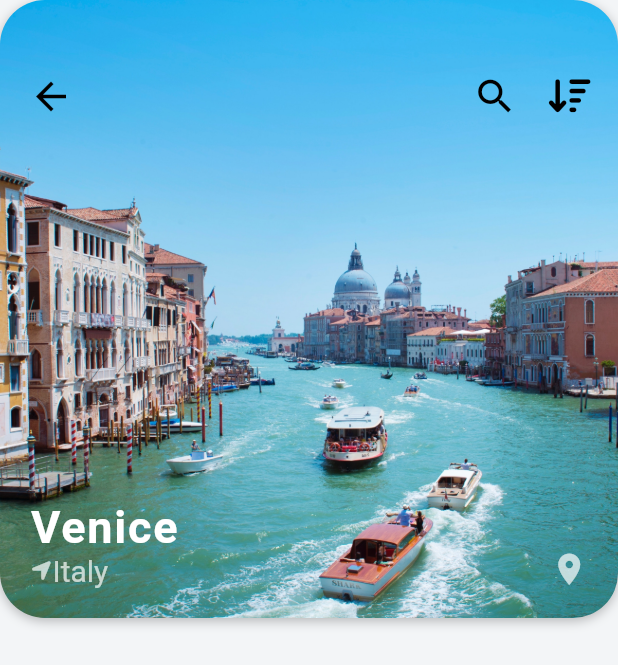
After one commit to theJohnCode/flutter_travel_ui, a Flutter app: the screen it shows after launch, after a tap on an icon or button, on a phone screen of 412 x 824 dp. The commit adds this screen. Shown: the top 665 px of the screen. Run offline on Flutter 3.47's test engine with Material 2 defaults, Android fonts, the phone set to English and light mode, and no system bars; our stand-ins replace font_awesome_flutter; network calls fail.

Commit message:
finished the destination screen image stack

```diff
--- /dev/null
+++ b/lib/screens/destination_screen.dart
@@ -0,0 +1,136 @@
+import 'package:flutter/material.dart';
+import 'package:font_awesome_flutter/font_awesome_flutter.dart';
+import 'package:travel_ui_app/models/destination_model.dart';
+
+class DestinationScreen extends StatefulWidget {
+  final Destination destination;
+  DestinationScreen({required this.destination});
+
+  @override
+  State<DestinationScreen> createState() => _DestinationScreenState();
+}
+
+class _DestinationScreenState extends State<DestinationScreen> {
+  @override
+  Widget build(BuildContext context) {
+    return Scaffold(
+      body: Column(
+        children: [
+          Stack(
+            children: [
+              Container(
+                height: MediaQuery.of(context).size.width,
+                decoration: BoxDecoration(
+                  borderRadius: BorderRadius.circular(30),
+                  boxShadow: [
+                    BoxShadow(
+                        color: Colors.black26,
+                        offset: Offset(0, 2),
+                        blurRadius: 6)
+                  ],
+                ),
+                child: Hero(
+                  tag: widget.destination.imageUrl,
+                  child: ClipRRect(
+                    borderRadius: BorderRadius.circular(30),
+                    child: Image(
+                      image: AssetImage(widget.destination.imageUrl),
+                      fit: BoxFit.cover,
+                    ),
+                  ),
+                ),
+              ),
+              Padding(
+                padding: EdgeInsets.symmetric(horizontal: 10, vertical: 40),
+                child: Row(
+                  mainAxisAlignment: MainAxisAlignment.spaceBetween,
+                  children: [
+                    IconButton(
+                      onPressed: () {
+                        Navigator.of(context).pop();
+                      },
+                      icon: const Icon(
+                        Icons.arrow_back,
+                        size: 30,
+                        color: Colors.black,
+                      ),
+                    ),
+                    Row(
+                      children: [
+                        IconButton(
+                          onPressed: () {
+                            Navigator.of(context).pop();
+                          },
+                          icon: const Icon(
+                            Icons.search,
+                            size: 30,
+                            color: Colors.black,
+                          ),
+                        ),
+                        IconButton(
+                          onPressed: () {
+                            Navigator.of(context).pop();
+                          },
+                          icon: const Icon(
+                            FontAwesomeIcons.arrowDownWideShort,
+                            size: 25,
+                            color: Colors.black,
+                          ),
+                        ),
+                      ],
+                    ),
+                  ],
+                ),
+              ),
+              Positioned(
+                left: 20,
+                bottom: 20,
+                child: Column(
+                  crossAxisAlignment: CrossAxisAlignment.start,
+                  children: [
+                    Text(
+                      widget.destination.city,
+                      style: const TextStyle(
+                          fontSize: 30,
+                          fontWeight: FontWeight.w600,
+                          letterSpacing: 1.2,
+                          color: Colors.white),
+                    ),
+                    Row(
+                      children: [
+                        const Icon(
+                          FontAwesomeIcons.locationArrow,
+                          size: 15,
+                          color: Colors.white70,
+                        ),
+                        const SizedBox(
+                          height: 5,
+                        ),
+                        Text(
+                          widget.destination.country,
+                          style: const TextStyle(
+                            color: Colors.white70,
+                            fontSize: 20,
+                          ),
+                        ),
+                      ],
+                    ),
+                  ],
+                ),
+              ),
+              Positioned(
+                right: 20,
+                bottom: 20,
+                child: Icon(
+                  Icons.location_on,
+                  color: Colors.white70,
+                  size: 25,
+                ),
+              )
+            ],
+          ),
+        ],
+      ),
+    );
+  }
+}
--- a/lib/widgets/destination_carousel.dart
+++ b/lib/widgets/destination_carousel.dart
@@ -1,6 +1,7 @@
 import 'package:flutter/material.dart';
 import 'package:font_awesome_flutter/font_awesome_flutter.dart';
 import 'package:travel_ui_app/models/destination_model.dart';
+import 'package:travel_ui_app/screens/destination_screen.dart';
 
 class DestinationCarousel extends StatelessWidget {
   const DestinationCarousel({Key? key}) : super(key: key);
@@ -41,7 +42,14 @@ class DestinationCarousel extends StatelessWidget {
             itemCount: destinations.length,
             itemBuilder: (context, index) {
               Destination destination = destinations[index];
-              return Container(
+              return GestureDetector(
+                onTap: () => Navigator.push(
+                  context,
+                  MaterialPageRoute(
+                    builder: (_) => DestinationScreen(destination: destination),
+                  ),
+                ),
+                child: Container(
                   margin: const EdgeInsets.all(10),
                   width: 210,
                   child: Stack(
@@ -92,13 +100,16 @@ class DestinationCarousel extends StatelessWidget {
                         ),
                         child: Stack(
                           children: [
-                          ClipRRect(
+                            Hero(
+                              tag: destination.imageUrl,
+                              child: ClipRRect(
                                 borderRadius: BorderRadius.circular(20),
                                 child: Image(
                                   image: AssetImage(destination.imageUrl),
                                   height: 180,
                                   width: 180,
                                   fit: BoxFit.cover,
+                                ),
                               ),
                             ),
                             Positioned(
@@ -127,8 +138,8 @@ class DestinationCarousel extends StatelessWidget {
                                       ),
                                       Text(
                                         destination.country,
-                                      style:
-                                          const TextStyle(color: Colors.white),
+                                        style: const TextStyle(
+                                            color: Colors.white),
                                       ),
                                     ],
                                   ),
@@ -140,6 +151,7 @@ class DestinationCarousel extends StatelessWidget {
                       ),
                     ],
                   ),
+                ),
               );
             },
           ),
```
Lines whose indentation alone changed are shown as unchanged.
